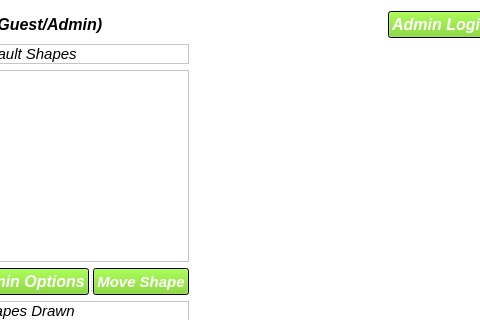
First picture: the form in CS1Cofficial/mainwindow.ui, repository MarcoYbanez/CS1Cproject, before the edit; both pictures show x 166 to 646 and y 0 to 320 of the 856 by 648 pixel window.
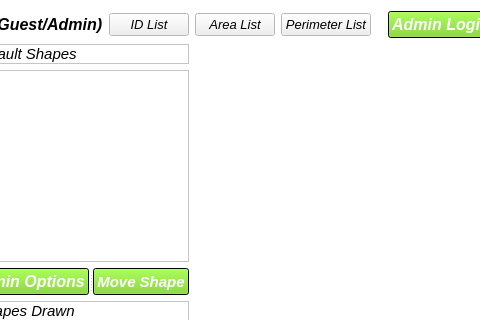
Second picture: the form after the edit. Icons and pictures are not drawn. Custom widgets are drawn as their Qt base class.

```diff
--- a/CS1Cofficial/mainwindow.ui
+++ b/CS1Cofficial/mainwindow.ui
@@ -551,6 +551,27 @@
         </item>
        </layout>
       </item>
+      <item>
+       <widget class="QPushButton" name="id_btn">
+        <property name="text">
+         <string>ID List</string>
+        </property>
+       </widget>
+      </item>
+      <item>
+       <widget class="QPushButton" name="area_btn">
+        <property name="text">
+         <string>Area List</string>
+        </property>
+       </widget>
+      </item>
+      <item>
+       <widget class="QPushButton" name="peri_btn">
+        <property name="text">
+         <string>Perimeter List</string>
+        </property>
+       </widget>
+      </item>
       <item>
        <spacer name="horizontalSpacer">
         <property name="orientation">
```
Left out of the diff: 2 changed lines with no effect on the pictures.
